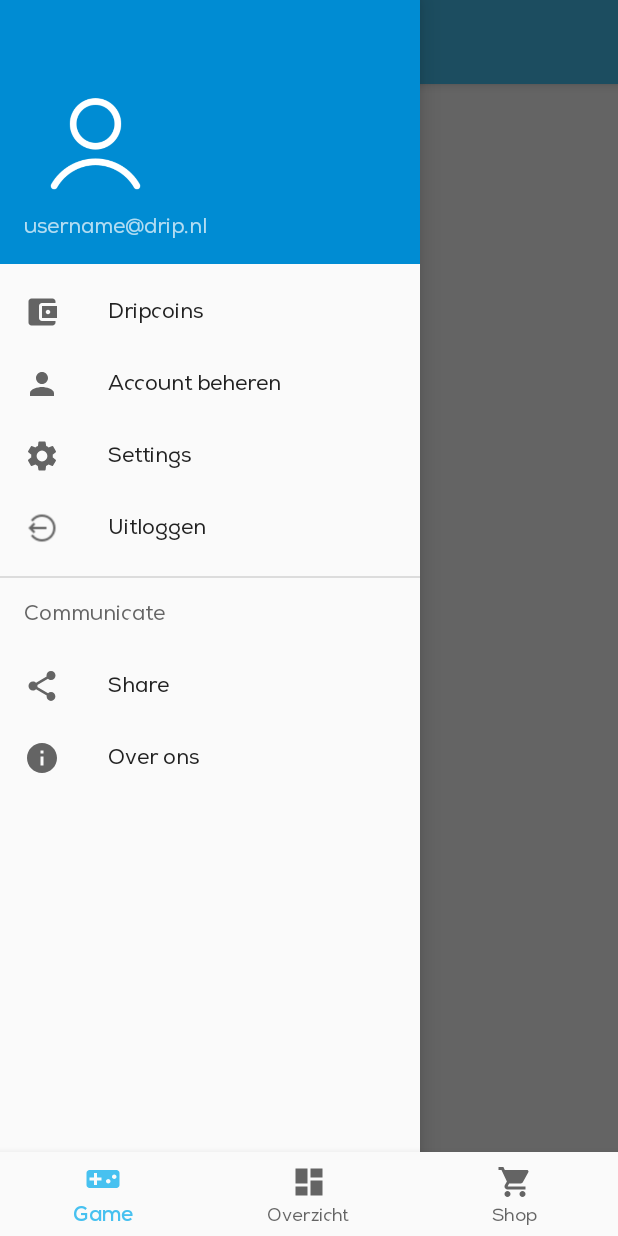
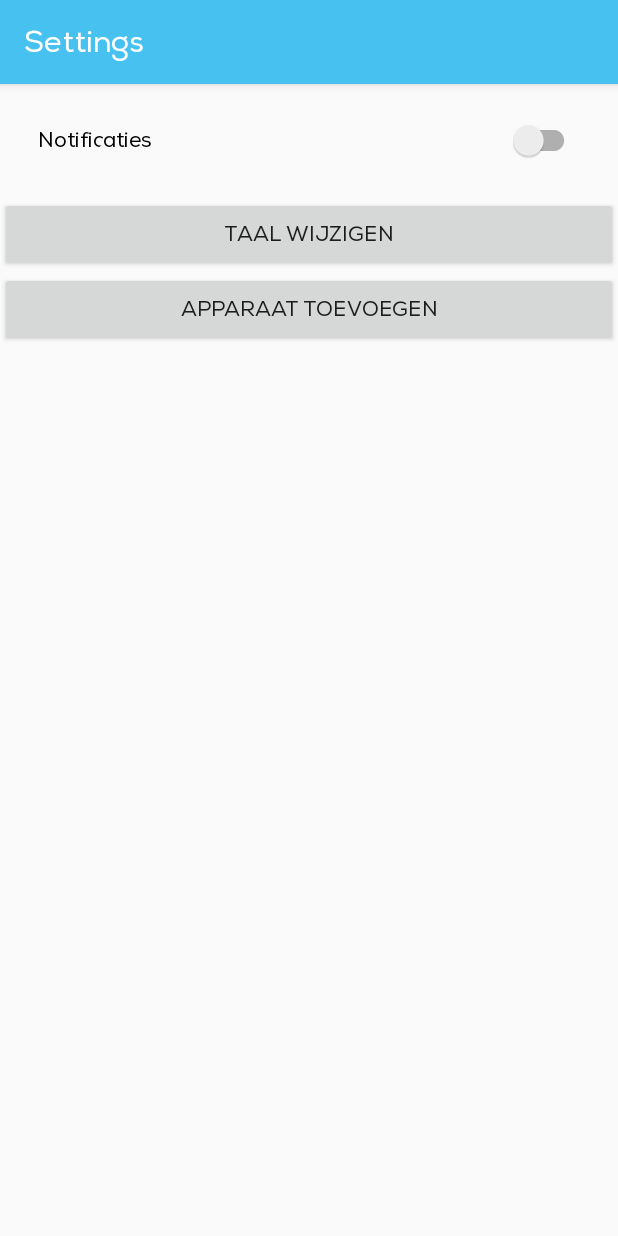
Before and after one commit to StijnVerhagen/Drip_App, an Android app: the screen it shows after launch (MainActivity before the commit, SettingsActivity after it), after a tap on "Settings", on a phone screen of 412 x 824 dp. Run offline under Robolectric (Android 15) with nearby library versions, the phone set to English and light mode, and no system bars; our stand-ins replace Firebase (no records; nobody signed in at launch, a user with empty details on screens opened directly); 1 other tap on this screen came first.

Commit message:
Settings page af (nietwerkend)

```diff
--- a/app/build.gradle
+++ b/app/build.gradle
@@ -31,6 +31,7 @@ dependencies {
     implementation 'androidx.constraintlayout:constraintlayout:1.1.3'
     implementation 'androidx.annotation:annotation:1.1.0'
     implementation 'androidx.lifecycle:lifecycle-extensions:2.0.0'
+    implementation 'androidx.preference:preference:1.1.0-rc01'
     testImplementation 'junit:junit:4.12'
     androidTestImplementation 'androidx.test.ext:junit:1.1.0'
     androidTestImplementation 'androidx.test.espresso:espresso-core:3.1.1'
--- a/app/src/main/AndroidManifest.xml
+++ b/app/src/main/AndroidManifest.xml
@@ -12,7 +12,8 @@
         android:roundIcon="@mipmap/ic_launcher_round"
         android:supportsRtl="true"
         android:theme="@style/AppTheme">
-        <activity android:name=".OverOnsActivity"></activity>
+        <activity android:name=".SettingsActivity"></activity>
+        <activity android:name=".OverOnsActivity" />
         <activity android:name=".RegisterActivity" />
         <activity android:name=".LoginActivity" />
         <activity android:name=".MainActivity">
--- a/app/src/main/java/com/example/drip_application/MainActivity.java
+++ b/app/src/main/java/com/example/drip_application/MainActivity.java
@@ -93,4 +93,8 @@ public class MainActivity extends AppCompatActivity {
     public void over_ons(MenuItem item) {
         startActivity(new Intent(getApplicationContext(), OverOnsActivity.class));
     }
+
+    public void settings(MenuItem item) {
+        startActivity(new Intent(getApplicationContext(), SettingsActivity.class));
+    }
 }
--- /dev/null
+++ b/app/src/main/java/com/example/drip_application/SettingsActivity.java
@@ -0,0 +1,24 @@
+package com.example.drip_application;
+
+import androidx.appcompat.app.ActionBarDrawerToggle;
+import androidx.appcompat.app.AppCompatActivity;
+import androidx.appcompat.widget.Toolbar;
+import androidx.core.view.GravityCompat;
+import androidx.drawerlayout.widget.DrawerLayout;
+
+import android.os.Bundle;
+
+import com.google.android.material.bottomnavigation.BottomNavigationView;
+
+public class SettingsActivity extends AppCompatActivity {
+
+
+    @Override
+    protected void onCreate(Bundle savedInstanceState) {
+        super.onCreate(savedInstanceState);
+        setContentView(R.layout.activity_settings);
+
+    }
+
+
+}
--- a/app/src/main/res/layout/activity_main.xml
+++ b/app/src/main/res/layout/activity_main.xml
@@ -38,8 +38,12 @@
                 android:layout_height="?attr/actionBarSize"
                 android:background="@color/colorDrip"
                 android:elevation="4dp"
+                android:textAlignment="center"
                 android:theme="@style/ThemeOverlay.AppCompat.Dark.ActionBar"
-                app:popupTheme="@style/ThemeOverlay.AppCompat.Light" />
+                app:popupTheme="@style/ThemeOverlay.AppCompat.Light"
+                app:subtitleTextAppearance="@style/TextAppearance.AppCompat.Medium"
+                app:title="Drip"
+                app:titleTextColor="#FFFFFF" />
 
             <FrameLayout
                 android:id="@+id/fragment_containerleft"
--- /dev/null
+++ b/app/src/main/res/layout/activity_settings.xml
@@ -0,0 +1,50 @@
+<?xml version="1.0" encoding="utf-8"?>
+<LinearLayout xmlns:android="http://schemas.android.com/apk/res/android"
+    xmlns:app="http://schemas.android.com/apk/res-auto"
+    xmlns:tools="http://schemas.android.com/tools"
+    android:layout_width="match_parent"
+    android:layout_height="match_parent"
+    tools:context=".SettingsActivity"
+    android:orientation="vertical">
+
+    <androidx.appcompat.widget.Toolbar
+        android:id="@+id/toolbar"
+        android:layout_width="match_parent"
+        android:layout_height="?attr/actionBarSize"
+        android:background="@color/colorDrip"
+        android:elevation="4dp"
+        android:textAlignment="center"
+        android:theme="@style/ThemeOverlay.AppCompat.Dark.ActionBar"
+        app:popupTheme="@style/ThemeOverlay.AppCompat.Light"
+        app:subtitleTextAppearance="@style/TextAppearance.AppCompat.Medium"
+        app:title="Settings"
+        app:titleTextColor="#FFFFFF" />
+
+
+    <androidx.appcompat.widget.SwitchCompat
+        android:id="@+id/notificaties"
+        android:layout_width="match_parent"
+        android:layout_height="75dp"
+        android:padding="25dp"
+        android:text="Notificaties"
+        android:textColorHighlight="@color/colorDripDark"
+        android:textColorLink="@color/colorDrip"
+        android:theme="@style/Theme.AppCompat.Light.NoActionBar"/>
+
+    <Button
+        android:layout_width="match_parent"
+        android:text="Taal Wijzigen"
+        android:id="@+id/taalwijzigen"
+        android:layout_height="50dp"/>
+
+    <Button
+        android:layout_width="match_parent"
+        android:text="Apparaat Toevoegen"
+        android:id="@+id/apparaattoevoegen"
+        android:layout_height="50dp"/>
+
+
+
+
+
+</LinearLayout>
--- a/app/src/main/res/menu/drawer_menu.xml
+++ b/app/src/main/res/menu/drawer_menu.xml
@@ -18,7 +18,8 @@
         <item
             android:id="@+id/nav_settings"
             android:icon="@drawable/ic_settings_black_24dp"
-            android:title="Settings" />
+            android:title="Settings"
+            android:onClick="settings"/>
         <item
             android:id="@+id/uitloggen"
             android:icon="@drawable/icons8_logout_rounded_left_32"
```
Also changed, not shown: app/src/main/res/values/arrays.xml (added, +12 -0 lines), app/src/main/res/values/strings.xml (+16 -0 lines), app/src/main/res/xml/root_preferences.xml (added, +35 -0 lines), app/src/main/res/layout/activity_over_ons.xml (line endings or trailing spaces).
